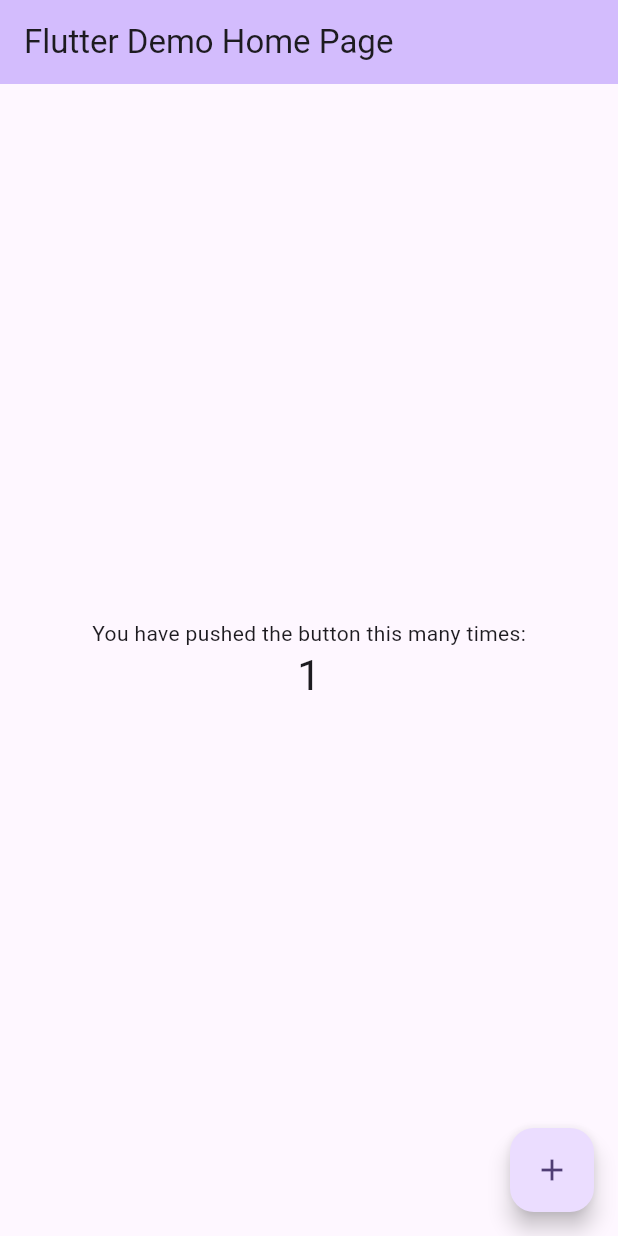
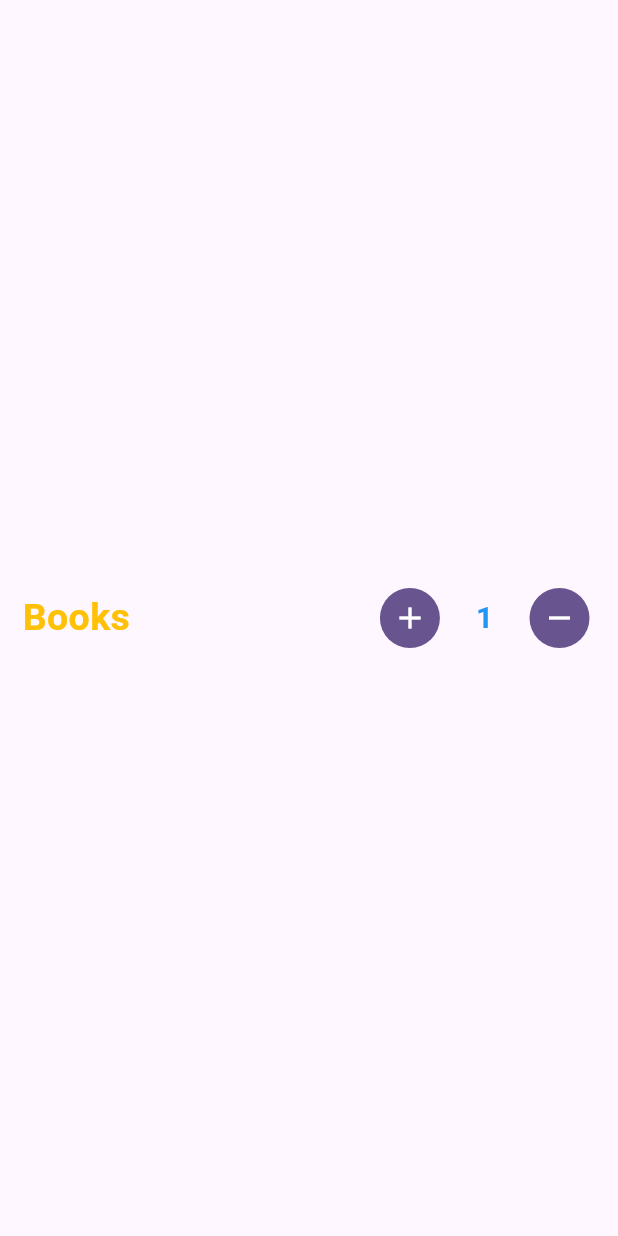
Before and after one commit to Devaxiis/getx_counter_app, a Flutter app: the screen it shows after launch, after a tap on the "add" icon, on a phone screen of 412 x 824 dp. Run offline on Flutter 3.47's test engine with Material 3 defaults, Android fonts, the phone set to English and light mode, and no system bars; our stand-ins replace get.

Commit message:
get x worked

```diff
--- /dev/null
+++ b/lib/app.dart
@@ -0,0 +1,21 @@
+
+import 'package:flutter/material.dart';
+import 'package:get/get_navigation/src/root/get_material_app.dart';
+import 'package:getx_project_for_flutter/src/home_screen.dart';
+
+class MyApp extends StatelessWidget {
+  const MyApp({super.key});
+
+  @override
+  Widget build(BuildContext context) {
+    return GetMaterialApp(
+      title: 'Flutter Demo',
+      theme: ThemeData(
+
+        colorScheme: ColorScheme.fromSeed(seedColor: Colors.deepPurple),
+        useMaterial3: true,
+      ),
+      home: HomeScreen(),
+    );
+  }
+}
--- a/lib/main.dart
+++ b/lib/main.dart
@@ -1,111 +1,6 @@
 import 'package:flutter/material.dart';
+import 'package:getx_project_for_flutter/app.dart';
 
 void main() {
   runApp(const MyApp());
 }
-
-class MyApp extends StatelessWidget {
-  const MyApp({super.key});
-
-  // This widget is the root of your application.
-  @override
-  Widget build(BuildContext context) {
-    return MaterialApp(
-      title: 'Flutter Demo',
-      theme: ThemeData(
-
-        colorScheme: ColorScheme.fromSeed(seedColor: Colors.deepPurple),
-        useMaterial3: true,
-      ),
-      home: const MyHomePage(title: 'Flutter Demo Home Page'),
-    );
-  }
-}
-
-class MyHomePage extends StatefulWidget {
-  const MyHomePage({super.key, required this.title});
-
-  // This widget is the home page of your application. It is stateful, meaning
-  // that it has a State object (defined below) that contains fields that affect
-  // how it looks.
-
-  // This class is the configuration for the state. It holds the values (in this
-  // case the title) provided by the parent (in this case the App widget) and
-  // used by the build method of the State. Fields in a Widget subclass are
-  // always marked "final".
-
-  final String title;
-
-  @override
-  State<MyHomePage> createState() => _MyHomePageState();
-}
-
-class _MyHomePageState extends State<MyHomePage> {
-  int _counter = 0;
-
-  void _incrementCounter() {
-    setState(() {
-      // This call to setState tells the Flutter framework that something has
-      // changed in this State, which causes it to rerun the build method below
-      // so that the display can reflect the updated values. If we changed
-      // _counter without calling setState(), then the build method would not be
-      // called again, and so nothing would appear to happen.
-      _counter++;
-    });
-  }
-
-  @override
-  Widget build(BuildContext context) {
-    // This method is rerun every time setState is called, for instance as done
-    // by the _incrementCounter method above.
-    //
-    // The Flutter framework has been optimized to make rerunning build methods
-    // fast, so that you can just rebuild anything that needs updating rather
-    // than having to individually change instances of widgets.
-    return Scaffold(
-      appBar: AppBar(
-        // TRY THIS: Try changing the color here to a specific color (to
-        // Colors.amber, perhaps?) and trigger a hot reload to see the AppBar
-        // change color while the other colors stay the same.
-        backgroundColor: Theme.of(context).colorScheme.inversePrimary,
-        // Here we take the value from the MyHomePage object that was created by
-        // the App.build method, and use it to set our appbar title.
-        title: Text(widget.title),
-      ),
-      body: Center(
-        // Center is a layout widget. It takes a single child and positions it
-        // in the middle of the parent.
-        child: Column(
-          // Column is also a layout widget. It takes a list of children and
-          // arranges them vertically. By default, it sizes itself to fit its
-          // children horizontally, and tries to be as tall as its parent.
-          //
-          // Column has various properties to control how it sizes itself and
-          // how it positions its children. Here we use mainAxisAlignment to
-          // center the children vertically; the main axis here is the vertical
-          // axis because Columns are vertical (the cross axis would be
-          // horizontal).
-          //
-          // TRY THIS: Invoke "debug painting" (choose the "Toggle Debug Paint"
-          // action in the IDE, or press "p" in the console), to see the
-          // wireframe for each widget.
-          mainAxisAlignment: MainAxisAlignment.center,
-          children: <Widget>[
-            const Text(
-              'You have pushed the button this many times:',
-            ),
-            Text(
-              '$_counter',
-              style: Theme.of(context).textTheme.headlineMedium,
-            ),
-          ],
-        ),
-      ),
-      floatingActionButton: FloatingActionButton(
-        onPressed: _incrementCounter,
-        tooltip: 'Increment',
-        child: const Icon(Icons.add),
-      ), // This trailing comma makes auto-formatting nicer for build methods.
-    );
-  }
-}
--- /dev/null
+++ b/lib/src/home_screen.dart
@@ -0,0 +1,52 @@
+import 'package:flutter/material.dart';
+import 'package:get/get.dart';
+import 'my_controller.dart';
+
+class HomeScreen extends StatelessWidget {
+  HomeScreen({super.key});
+
+  final MyController c = Get.put(MyController());
+
+  @override
+  Widget build(BuildContext context) {
+    return Scaffold(
+      body: SafeArea(
+          child: Padding(
+        padding: const EdgeInsets.all(15.0),
+        child: Column(
+          mainAxisAlignment: MainAxisAlignment.center,
+          children: [
+            Row(
+              children: [
+                const Text(
+                  "Books",
+                  style: TextStyle(
+                      color: Colors.amber,
+                      fontSize: 25,
+                      fontWeight: FontWeight.w600),
+                ),
+                const Spacer(),
+                IconButton.filled(
+                    onPressed: () =>c.increment(),
+                    icon: const Icon(
+                      Icons.add,
+                      color: Colors.white,
+                    )),
+                const SizedBox(width: 20),
+                Obx(()=>Text("${c.book.value}",style: const TextStyle(
+                  fontSize: 20,
+                  color: Colors.blue,
+                  fontWeight: FontWeight.bold
+                ),)),
+                const SizedBox(width: 20),
+                IconButton.filled(
+                    onPressed: () => c.decriment(),
+                    icon: const Icon(Icons.remove, color: Colors.white)),
+              ],
+            )
+          ],
+        ),
+      )),
+    );
+  }
+}
--- /dev/null
+++ b/lib/src/my_controller.dart
@@ -0,0 +1,24 @@
+import 'package:flutter/material.dart';
+import 'package:get/get.dart';
+
+class MyController extends GetxController {
+  var book = 0.obs;
+
+  void increment() {
+    book.value++;
+  }
+
+  void decriment() {
+    if (book.value <= 0) {
+      Get.snackbar("Buying books", "Can not be less then zero",
+      icon: const Icon(Icons.alarm,color: Colors.black,),
+      barBlur: 20,
+      isDismissible: true,
+      duration: const Duration(seconds: 3),
+      );
+    }else{
+
+    book.value--;
+    }
+  }
+}
--- a/pubspec.yaml
+++ b/pubspec.yaml
@@ -35,6 +35,7 @@ dependencies:
   # The following adds the Cupertino Icons font to your application.
   # Use with the CupertinoIcons class for iOS style icons.
   cupertino_icons: ^1.0.8
+  get: ^4.6.6
 
 dev_dependencies:
   flutter_test:
```
Also changed, not shown: pubspec.lock.
